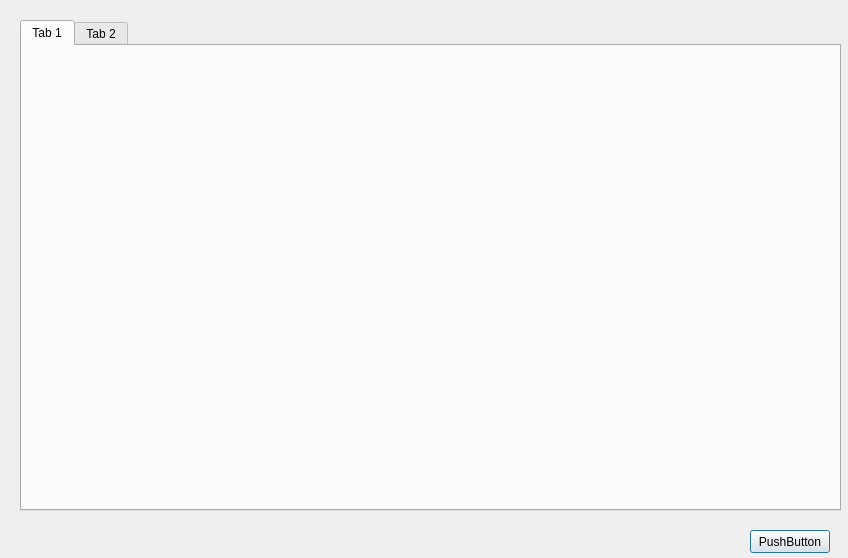
Old version of the form ui/spectrometer-client/settings.ui in the repository tre3k/spectrometer.
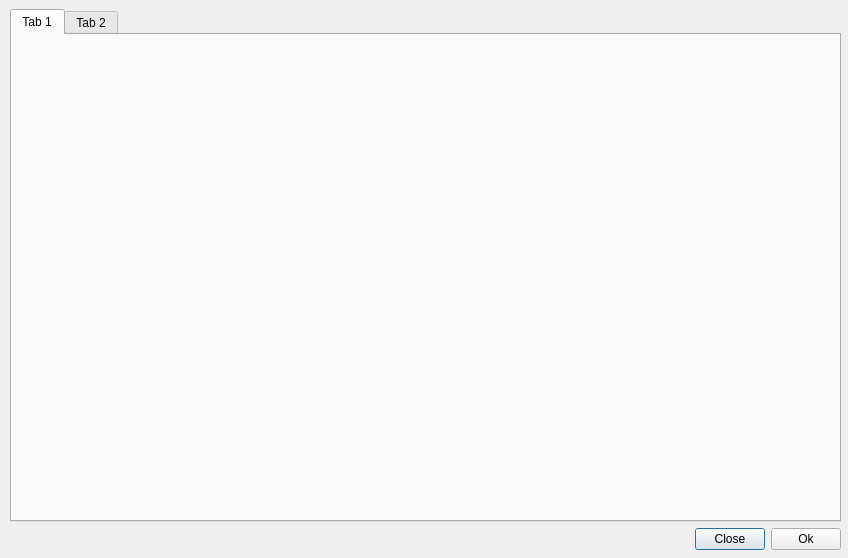
New version of the form.

Diff of the .ui file:
```diff
--- a/ui/spectrometer-client/settings.ui
+++ b/ui/spectrometer-client/settings.ui
@@ -13,15 +13,18 @@
   <property name="windowTitle">
    <string>Dialog</string>
   </property>
+  <widget class="QWidget" name="verticalLayoutWidget">
+   <property name="geometry">
+    <rect>
+     <x>10</x>
+     <y>9</y>
+     <width>831</width>
+     <height>541</height>
+    </rect>
+   </property>
+   <layout class="QVBoxLayout" name="mainLayout">
+    <item>
   <widget class="QTabWidget" name="tabWidget">
-   <property name="geometry">
-    <rect>
-     <x>20</x>
-     <y>20</y>
-     <width>821</width>
-     <height>491</height>
-    </rect>
-   </property>
    <widget class="QWidget" name="tab">
     <attribute name="title">
      <string>Tab 1</string>
@@ -33,18 +36,63 @@
     </attribute>
    </widget>
   </widget>
-  <widget class="QPushButton" name="pushButton">
-   <property name="geometry">
-    <rect>
-     <x>750</x>
-     <y>530</y>
-     <width>80</width>
-     <height>23</height>
-    </rect>
-   </property>
+    </item>
+    <item>
+     <layout class="QHBoxLayout" name="horizontalLayout">
+      <item>
+       <spacer name="horizontalSpacer">
+        <property name="orientation">
+         <enum>Qt::Horizontal</enum>
+        </property>
+        <property name="sizeHint" stdset="0">
+         <size>
+          <width>40</width>
+          <height>20</height>
+         </size>
+        </property>
+       </spacer>
+      </item>
+      <item>
+       <widget class="QPushButton" name="pushButtonClose">
+        <property name="maximumSize">
+         <size>
+          <width>70</width>
+          <height>16777215</height>
+         </size>
+        </property>
+        <property name="layoutDirection">
+         <enum>Qt::RightToLeft</enum>
+        </property>
+        <property name="autoFillBackground">
+         <bool>false</bool>
+        </property>
    <property name="text">
-    <string>PushButton</string>
-   </property>
+         <string>Close</string>
+        </property>
+       </widget>
+      </item>
+      <item>
+       <widget class="QPushButton" name="pushButtonOk">
+        <property name="maximumSize">
+         <size>
+          <width>70</width>
+          <height>16777215</height>
+         </size>
+        </property>
+        <property name="layoutDirection">
+         <enum>Qt::RightToLeft</enum>
+        </property>
+        <property name="text">
+         <string>Ok</string>
+        </property>
+        <property name="flat">
+         <bool>false</bool>
+        </property>
+       </widget>
+      </item>
+     </layout>
+    </item>
+   </layout>
   </widget>
  </widget>
  <resources/>
```
Lines whose indentation alone changed are shown as unchanged.
